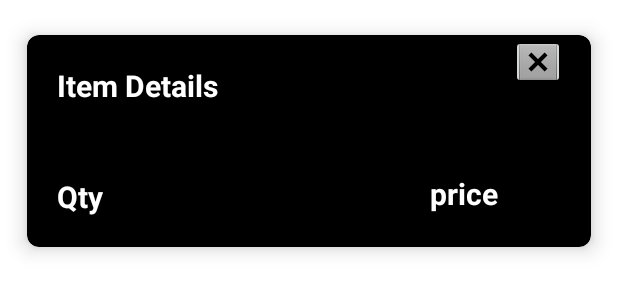
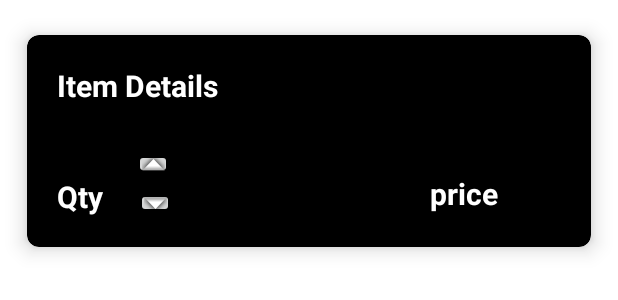
Before and after one commit to saigokhale/SelfBillingQRApp, an Android app: the layout card_layout_cart.xml on its own in the app's theme, with its tools: preview values and no code run, on a phone screen of 412 x 824 dp. Shown: the top 300 px of the screen. Run offline under Robolectric (Android 15) with nearby library versions, the phone set to English and light mode, and no system bars.

Commit message:
initial commit

```diff
--- a/app/src/main/java/com/example/selfbillingqrapp/HomeActivity2.java
+++ b/app/src/main/java/com/example/selfbillingqrapp/HomeActivity2.java
@@ -22,7 +22,7 @@ public class HomeActivity2 extends AppCompatActivity {
     String[] permissions = {
             Manifest.permission.CAMERA
     };
-
+    public static CartDB cdb;
 
     @Override
     protected void onCreate(Bundle savedInstanceState) {
@@ -31,6 +31,7 @@ public class HomeActivity2 extends AppCompatActivity {
 
         QRButton = (ImageButton) findViewById(R.id.qrbtn);
         WishButton=(ImageButton) findViewById(R.id.wishbtn);
+        cdb= new CartDB(this);
 
         WishButton.setOnClickListener(new View.OnClickListener() {
             @Override
--- a/app/src/main/java/com/example/selfbillingqrapp/LoginActivity.java
+++ b/app/src/main/java/com/example/selfbillingqrapp/LoginActivity.java
@@ -22,6 +22,7 @@ public class LoginActivity extends AppCompatActivity {
     String password_str;
     DBHandler DB;
 
+
     @Override
     protected void onCreate(Bundle savedInstanceState)
     {
@@ -36,6 +37,7 @@ public class LoginActivity extends AppCompatActivity {
         password = (EditText) findViewById(R.id.password);
 
         DB = new DBHandler(this);
+
 
         log_in.setOnClickListener(new View.OnClickListener() {
             @Override
--- a/app/src/main/res/layout/card_layout_cart.xml
+++ b/app/src/main/res/layout/card_layout_cart.xml
@@ -68,12 +68,24 @@
             android:textStyle="bold" />
 
         <ImageButton
-            android:id="@+id/cross_btn"
-            android:layout_width="36dp"
-            android:layout_height="36dp"
+            android:id="@+id/increase_btn"
+            android:layout_width="25dp"
+            android:layout_height="20dp"
+            android:layout_alignParentTop="true"
             android:layout_alignParentEnd="true"
-            android:layout_marginEnd="17dp"
-            app:srcCompat="@android:drawable/btn_dialog" />
+            android:layout_marginTop="76dp"
+            android:layout_marginEnd="279dp"
+            app:srcCompat="@android:drawable/arrow_up_float" />
+
+        <ImageButton
+            android:id="@+id/decrease_btn"
+            android:layout_width="25dp"
+            android:layout_height="20dp"
+            android:layout_alignParentTop="true"
+            android:layout_alignParentEnd="true"
+            android:layout_marginTop="102dp"
+            android:layout_marginEnd="278dp"
+            app:srcCompat="@android:drawable/arrow_down_float" />
 
 
     </RelativeLayout>
```
Also changed, not shown: app/src/main/java/com/example/selfbillingqrapp/CartAdapter.java (+34 -2 lines), app/src/main/java/com/example/selfbillingqrapp/CartDB.java (+49 -24 lines), app/src/main/java/com/example/selfbillingqrapp/DisplayDetails.java (+5 -13 lines), app/src/main/java/com/example/selfbillingqrapp/display2.java (+59 -18 lines), app/src/main/res/layout/activity_display2.xml (+19 -0 lines).
